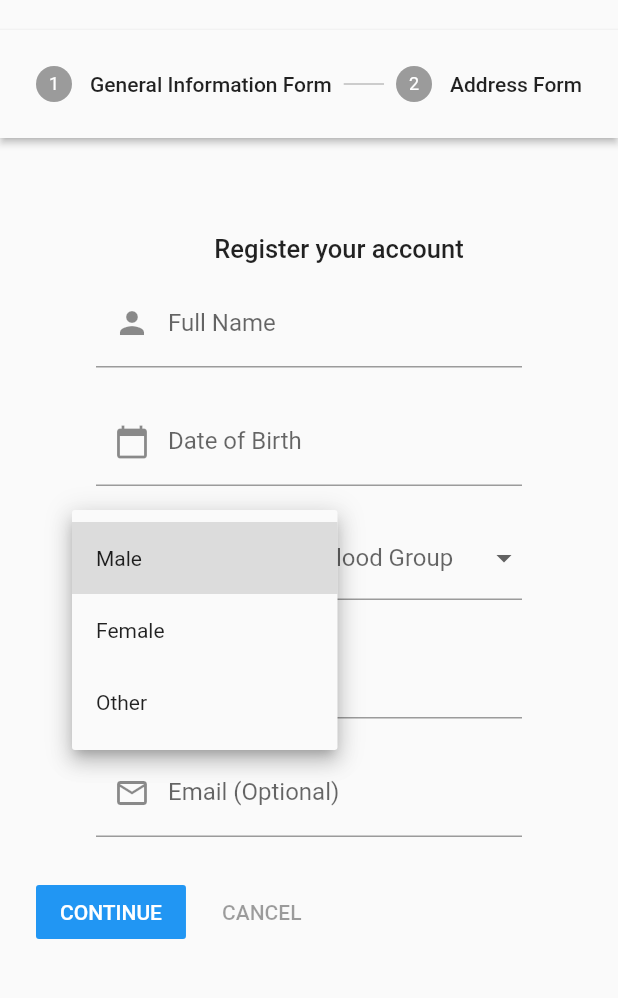
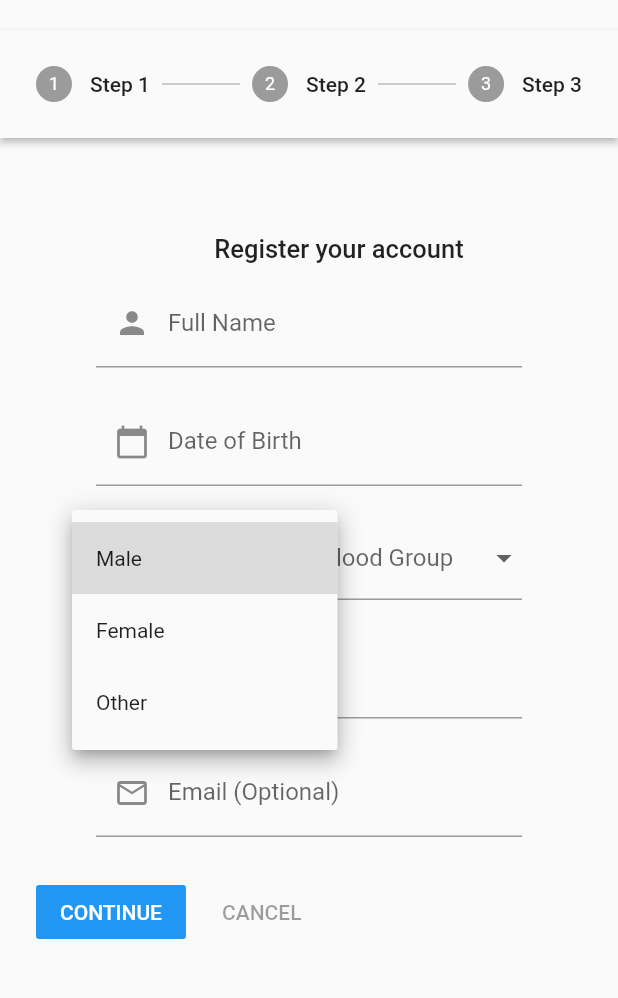
Before and after one commit to ertjgkdo/MediLink, a Flutter app: the SignUp screen opened directly, after a tap on "Gender", on a phone screen of 412 x 824 dp, the part 120-1118 px from its top. Run offline on Flutter 3.47's test engine with Material 3 defaults, Android fonts, the phone set to English and light mode, and no system bars; our stand-ins replace flutter_riverpod.

Commit message:
adding password form to signup page, fixing layout issues

```diff
--- a/lib/features/authentication/presentation/controllers/form_step_controller.dart
+++ b/lib/features/authentication/presentation/controllers/form_step_controller.dart
@@ -1,14 +1,14 @@
 import '../../../../utils/exporter.dart';
 
 class FormStepController extends Notifier<int> {
-  final pages = 2;
+  final pages = 3;
   @override
   build() {
     return 0;
   }
 
   continueStep() {
-    if (state < 1) {
+    if (state < 2) {
       state = state + 1;
     } else {
       state = state - 1;
--- a/lib/features/authentication/presentation/screens/sign_up.dart
+++ b/lib/features/authentication/presentation/screens/sign_up.dart
@@ -53,7 +53,7 @@ class SignUp extends ConsumerWidget {
                 steps: const [
                   Step(
                       title: Text(
-                        "General Information Form",
+                        "Step 1",
                         textAlign: TextAlign.center,
                         maxLines: 2,
                         overflow: TextOverflow.ellipsis,
@@ -61,12 +61,16 @@ class SignUp extends ConsumerWidget {
                       content: GeneralInfoForm()),
                   Step(
                       title: Text(
-                        "Address Form",
+                        "Step 2",
                         textAlign: TextAlign.center,
-                        maxLines: 2,
-                        overflow: TextOverflow.ellipsis,
                       ),
-                      content: AddressForm())
+                      content: AddressForm()),
+                  Step(
+                      title: Text(
+                        "Step 3",
+                        textAlign: TextAlign.center,
+                      ),
+                      content: PasswordForm())
                 ])),
       )
     ]));
--- a/lib/features/authentication/presentation/widgets/address_form.dart
+++ b/lib/features/authentication/presentation/widgets/address_form.dart
@@ -101,9 +101,8 @@ class AddressForm extends ConsumerWidget {
       ]
     };
 
-    return Scaffold(
-      body: Column(
-        crossAxisAlignment: CrossAxisAlignment.start,
+    return Column(
+      // crossAxisAlignment: CrossAxisAlignment.start,
       children: [
         const Padding(
             padding: EdgeInsets.only(left: 40, top: 60),
@@ -202,7 +201,6 @@ class AddressForm extends ConsumerWidget {
                 icon: Icons.streetview,
                 label: "Tole (Optional)")),
       ],
-      ),
     );
   }
 }
--- /dev/null
+++ b/lib/features/authentication/presentation/widgets/password_form.dart
@@ -0,0 +1,81 @@
+import 'package:flutter/material.dart';
+import 'package:medilink/utils/exporter.dart';
+
+class PasswordForm extends ConsumerWidget {
+  const PasswordForm({super.key});
+
+  @override
+  Widget build(BuildContext context, ref) {
+    final TextEditingController passwordController = TextEditingController();
+    final TextEditingController confirmController = TextEditingController();
+    return Column(
+      children: [
+        Container(
+            margin: EdgeInsets.symmetric(horizontal: 40, vertical: 10),
+            child: formTextfield(
+                controller: passwordController,
+                icon: Icons.password,
+                label: "Enter a password",
+                validator: (value) {
+                  if (value == null || value.isEmpty) {
+                    return 'Please enter a password';
+                  }
+                  return null;
+                })),
+        Container(
+          margin: EdgeInsets.symmetric(horizontal: 40, vertical: 10),
+          child: formTextfield(
+              controller: confirmController,
+              icon: Icons.password,
+              label: "Re-enter Password",
+              validator: (value) {
+                if (value == null || value.isEmpty) {
+                  return 'Please re-enter your password';
+                }
+                return null;
+              }),
+        ),
+        // Container(
+        //   margin: EdgeInsets.all(60),
+        //   child: Row(
+        //     mainAxisAlignment: MainAxisAlignment.spaceBetween,
+        //     children: [
+        //       ElevatedButton(
+        //         onPressed: () {
+        //           Navigator.pop(context);
+        //         },
+        //         style: ElevatedButton.styleFrom(
+        //             backgroundColor: Color.fromRGBO(0, 137, 123, 1),
+        //             shape: RoundedRectangleBorder(
+        //                 borderRadius: BorderRadius.all(Radius.circular(8)))),
+        //         child: Text(
+        //           "Back",
+        //           style: TextStyle(color: Colors.white, wordSpacing: 1),
+        //         ),
+        //       ),
+        //       ElevatedButton(
+        //         onPressed: () {
+        //           if (_passwordFormKey.currentState!.validate()) {
+        //             Navigator.push(
+        //                 context,
+        //                 MaterialPageRoute(
+        //                   builder: (context) => PasswordForm(),
+        //                 ));
+        //           }
+        //         },
+        //         style: ElevatedButton.styleFrom(
+        //             backgroundColor: Color.fromRGBO(0, 137, 123, 1),
+        //             shape: RoundedRectangleBorder(
+        //                 borderRadius: BorderRadius.all(Radius.circular(8)))),
+        //         child: Text(
+        //           "Sign Up",
+        //           style: TextStyle(color: Colors.white, wordSpacing: 1),
+        //         ),
+        //       ),
+        //     ],
+        //   ),
+        // ),
+      ],
+    );
+  }
+}
--- a/lib/utils/exporter.dart
+++ b/lib/utils/exporter.dart
@@ -9,6 +9,7 @@ export 'package:medilink/features/authentication/presentation/screens/sign_up.da
 export 'package:medilink/features/authentication/presentation/screens/log_in.dart';
 export 'package:medilink/features/authentication/presentation/widgets/general_info_form.dart';
 export 'package:medilink/features/authentication/presentation/widgets/address_form.dart';
+export 'package:medilink/features/authentication/presentation/widgets/password_form.dart';
 export 'package:medilink/features/authentication/state/state.dart';
 
 //exporting controllers
```
Lines whose indentation alone changed are shown as unchanged.
